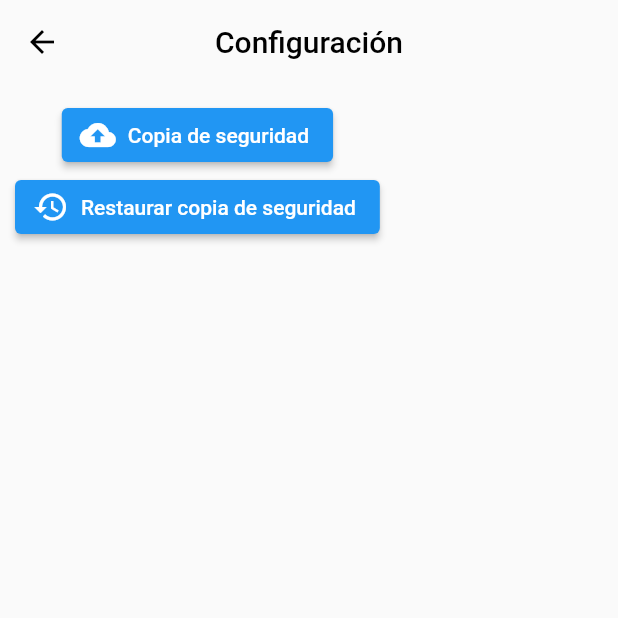
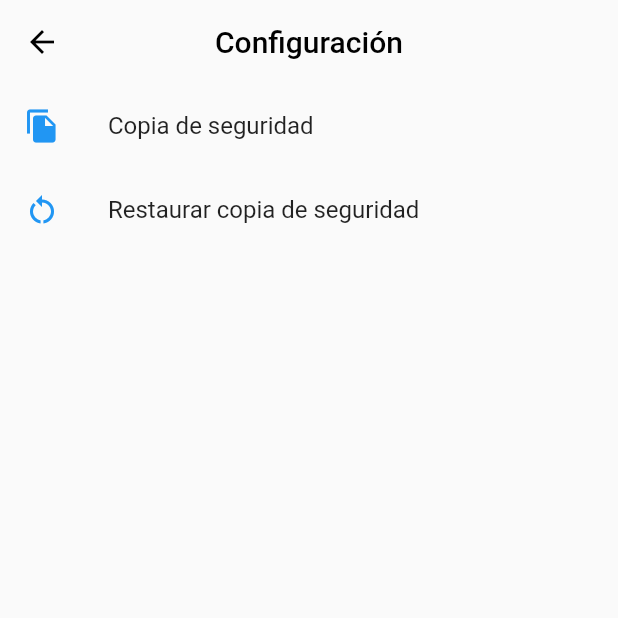
Before and after one commit to MoyaMaker/money_manager, a Flutter app: the SettingsPage screen opened directly, after a tap on "Restaurar copia de seguridad", on a phone screen of 412 x 824 dp, the top half of it. Run offline on Flutter 3.47's test engine with Material 2 defaults, Android fonts, the light colour scheme and no system bars; our stand-ins replace file_picker, flutter_mobx, hive, hive_flutter, mobx, share_plus; accounts and stored records are empty; generated files the repository leaves out were written again; statements that could not run were skipped.

Commit message:
AB#171 update label in bottom navigation, update markup for settings page

```diff
--- a/lib/modules/groceries/main_groceries.dart
+++ b/lib/modules/groceries/main_groceries.dart
@@ -54,6 +54,8 @@ class _MainGroceriesState extends State<MainGroceries> {
             onTap: (value) => setState(() => _pageController.jumpToPage(value)),
             iconSize: 32.0,
             type: BottomNavigationBarType.fixed,
+            selectedLabelStyle: const TextStyle(fontSize: 12.0),
+            unselectedLabelStyle: const TextStyle(fontSize: 12.0),
             items: [
               BottomNavigationBarItem(
                   icon: _activePage == 0
--- a/lib/modules/groceries/pages/settings_page.dart
+++ b/lib/modules/groceries/pages/settings_page.dart
@@ -27,15 +27,13 @@ class SettingsPage extends StatelessWidget {
 
     return Scaffold(
       appBar: AppBar(title: const Text('Configuración')),
-      body: Padding(
-        padding: const EdgeInsets.all(10.0),
-        child: Column(
+      body: ListView(
         children: [
-            // Create backup file
-            ElevatedButton.icon(
-                label: const Text('Copia de seguridad'),
-                icon: const Icon(Icons.backup),
-                onPressed: () async {
+          ListTile(
+            leading: const Icon(Icons.file_copy,
+                color: Colors.blue, semanticLabel: 'Backup file'),
+            title: const Text('Copia de seguridad'),
+            onTap: () async {
               final file = await _securityCopyStore.downloadCopyFile();
 
               if (file != null) {
@@ -49,24 +47,24 @@ class SettingsPage extends StatelessWidget {
                           title: Text('No se ha generado el archivo'),
                         ));
               }
-                }),
-            // Restore backup file
-            ElevatedButton.icon(
-                onPressed: () async {
-                  FilePickerResult? result = await FilePicker.platform
-                      .pickFiles(
+            },
+          ),
+          ListTile(
+            leading: const Icon(Icons.restart_alt,
+                color: Colors.blue, semanticLabel: 'Restore backup'),
+            title: const Text('Restaurar copia de seguridad'),
+            onTap: () async {
+              FilePickerResult? result = await FilePicker.platform.pickFiles(
                   type: FileType.custom, allowedExtensions: ['json']);
 
               if (result != null) {
                 File file = File(result.files.first.path!);
 
                 _securityCopyStore.restoreBackupFile(file);
-                  } else {}
+              }
             },
-                icon: const Icon(Icons.restore),
-                label: const Text('Restaurar copia de seguridad'))
+          )
         ],
-        ),
       ),
     );
   }
```
Lines whose indentation alone changed are shown as unchanged.
